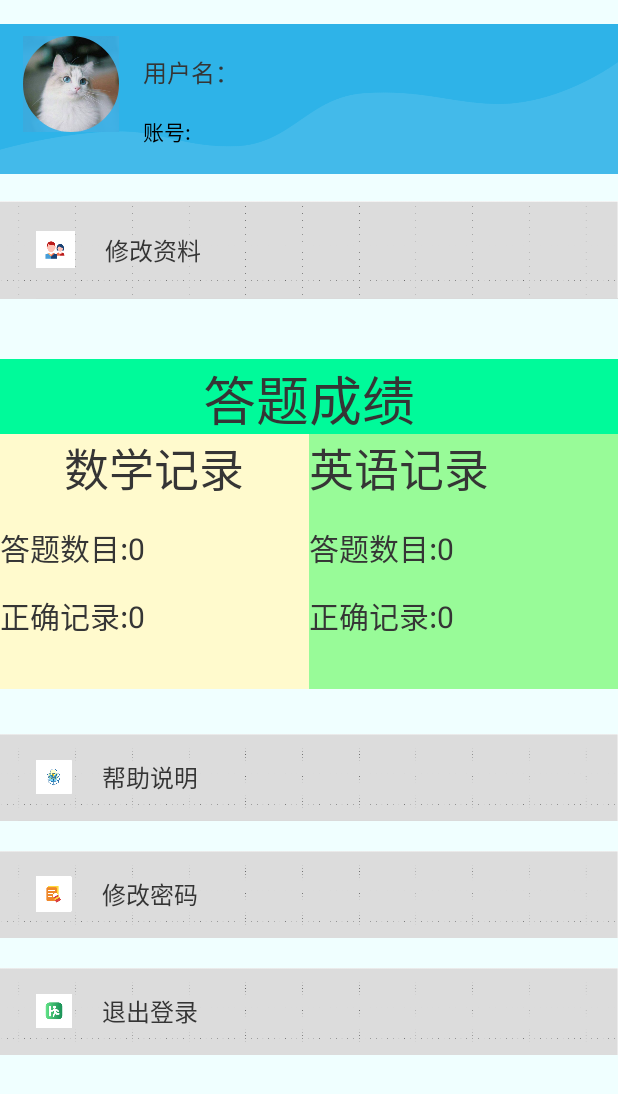
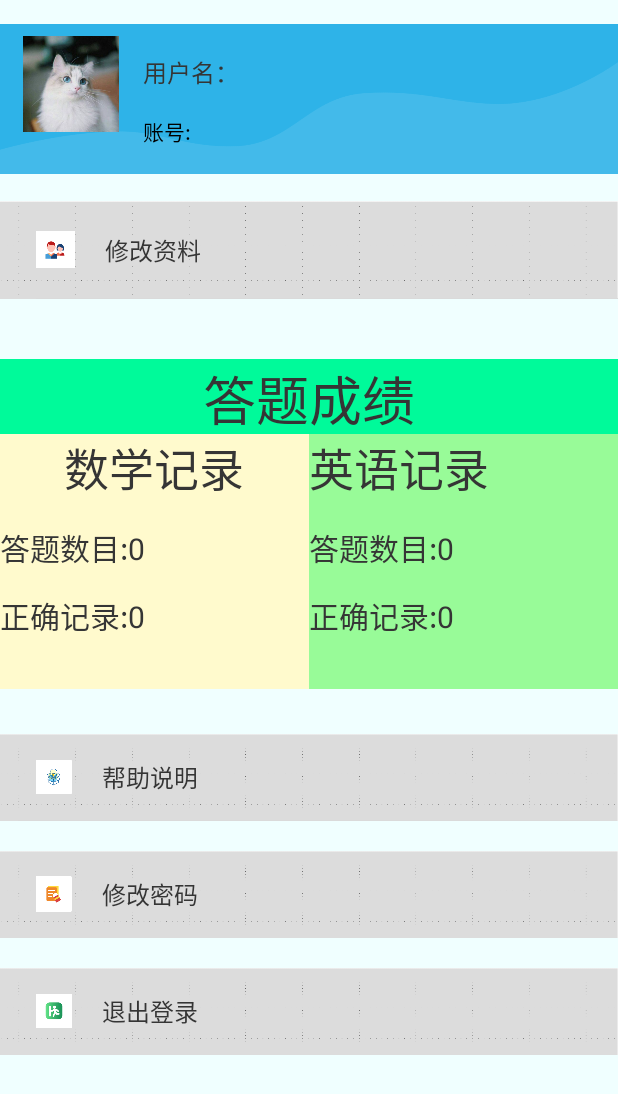
Before and after one commit to B-ay/software-engineering, an Android app: the MainPersonalCenter screen opened directly, with no data from a screen before it, on a phone screen of 412 x 824 dp. Shown: the top 1094 px of the screen. Run offline under Robolectric (Android 15) with nearby library versions, the phone set to English and light mode, and no system bars; libraries missing offline, so code that uses them is left out: me.jessyan.autosize.

Commit message:
modify部分修改

```diff
--- a/app/src/main/res/drawable/circle_image.xml
+++ b/app/src/main/res/drawable/circle_image.xml
@@ -4,7 +4,7 @@
     <!-- left,top,right,bottom定义为-10，是为了扩大oval，达到覆盖四角的效果 -->
     <item android:left="-10dp" android:top="-10dp" android:right="-10dp" android:bottom="-10dp">
         <shape
-            android:shape="oval">
+            android:shape="rectangle">
             <!-- oval_inner[内部] -->
             <solid android:color="#1100FF" />
             <!-- oval_outer[边线] ，使用时改成父控件颜色即可-->
--- a/app/src/main/res/layout/activity_main_modify.xml
+++ b/app/src/main/res/layout/activity_main_modify.xml
@@ -55,6 +55,7 @@
             android:layout_centerVertical="true"
             android:layout_marginRight="12dp"
             android:background="@drawable/cat"
+            android:src="@drawable/circle_image"
             />
 <!--        android:src="@drawable/circle_image"-->
         <TextView
```
Also changed, not shown: app/src/main/java/com/example/ourwork/MainModify.java (+15 -1 lines).
